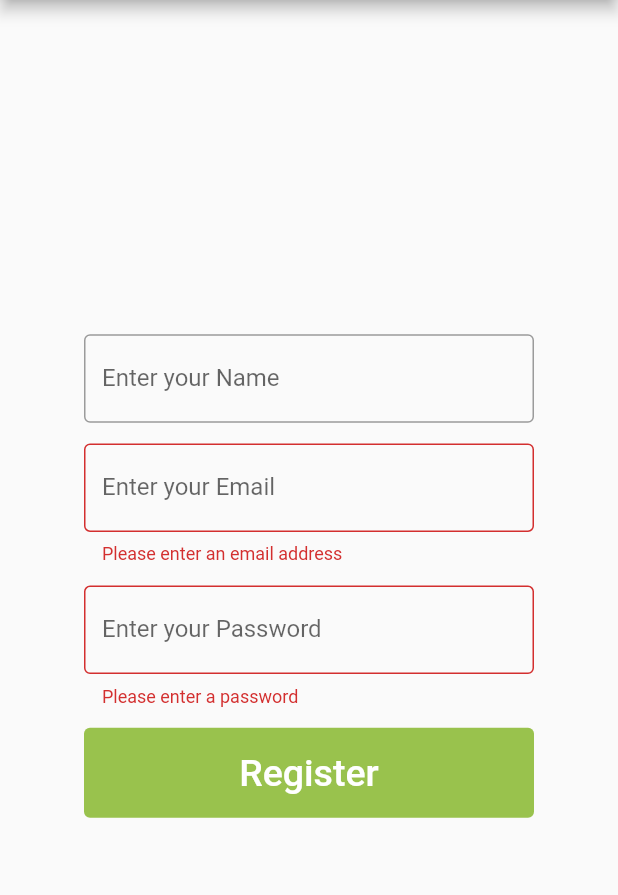
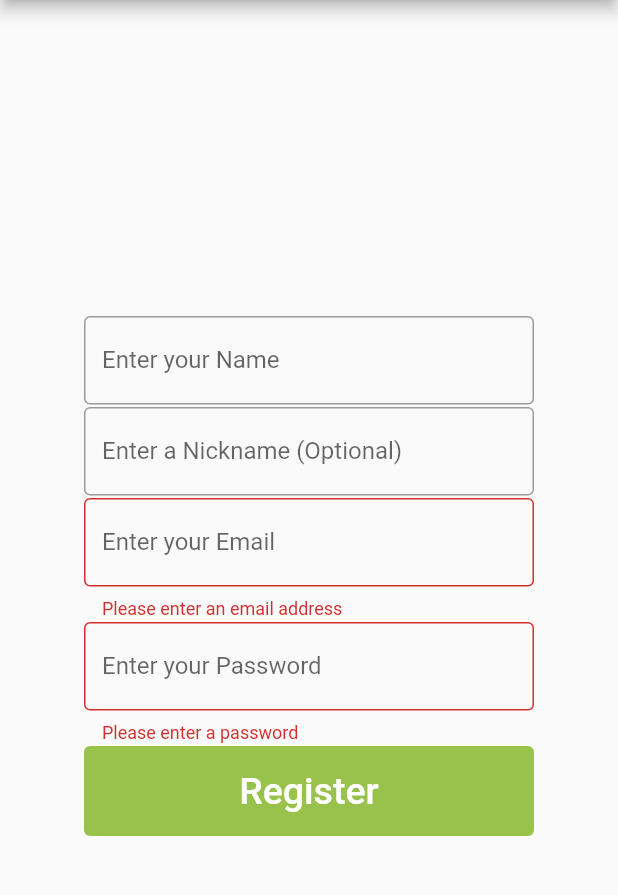
Before and after one commit to rflett/jui, a Flutter app: the RegisterPage screen opened by its route, after a tap on "Register", on a phone screen of 412 x 824 dp, the part 84-979 px from its top. Run offline on Flutter 3.47's test engine with Material 2 defaults, Android fonts, the phone set to English and light mode, and no system bars; our stand-ins replace flutter_secure_storage, shared_preferences; accounts and stored records are empty; generated files the repository leaves out were written again; network calls fail.

```diff
--- a/lib/models/response/account/login_response.dart
+++ b/lib/models/dto/response/account/login_response.dart
@@ -1,5 +1,5 @@
 import 'package:json_annotation/json_annotation.dart';
-import 'package:jui/models/response/user/user.dart';
+import 'package:jui/models/dto/response/user/user.dart';
 
 part 'login_response.g.dart';
 
--- /dev/null
+++ b/lib/models/dto/response/problem_response.dart
@@ -0,0 +1,15 @@
+import 'package:json_annotation/json_annotation.dart';
+
+part 'problem_response.g.dart';
+
+@JsonSerializable()
+class ProblemResponse {
+  final String message;
+
+  ProblemResponse(this.message);
+
+  factory ProblemResponse.fromJson(Map<String, dynamic> json) =>
+      _$ProblemResponseFromJson(json);
+
+  Map<String, dynamic> toJson() => _$ProblemResponseToJson(this);
+}
--- a/lib/models/response/user/user.dart
+++ b/lib/models/dto/response/user/user.dart
@@ -1,4 +1,5 @@
 import 'package:json_annotation/json_annotation.dart';
+import 'package:jui/models/dto/shared/vote.dart';
 
 part 'user.g.dart';
 
@@ -14,8 +15,8 @@ class UserResponse {
   final String authProvider;
   final String authProviderId;
   final String? avatarUrl;
-  final String? votes;
-  final String? updatedAt;
+  final List<Vote>? votes;
+  final DateTime? updatedAt;
 
   UserResponse(
       this.userID,
--- a/lib/server/base/api_request.dart
+++ b/lib/server/base/api_request.dart
@@ -2,7 +2,7 @@ import 'dart:convert';
 import 'dart:io';
 
 import 'package:http/http.dart';
-import 'package:jui/models/response/problem_response.dart';
+import 'package:jui/models/dto/response/problem_response.dart';
 
 class ApiRequest {
   // Used to handle, deserialize and throw deserialized error objects back to the caller
--- a/lib/view/pages/account/login_page.dart
+++ b/lib/view/pages/account/login_page.dart
@@ -1,7 +1,7 @@
 import 'package:flutter/material.dart';
 import 'package:jui/constants/colors.dart';
-import 'package:jui/models/request/login_request.dart';
-import 'package:jui/models/response/problem_response.dart';
+import 'package:jui/models/dto/request/account/signin.dart';
+import 'package:jui/models/dto/response/problem_response.dart';
 import 'package:jui/server/account.dart';
 import 'package:jui/utilities/popups.dart';
 
@@ -76,7 +76,7 @@ class _LoginPageState extends State<LoginPage> {
   onLoginClicked() async {
     if (_formKey.currentState?.validate() == true) {
       // Form was filled out, attempt login
-      var requestData = LoginRequest(this._email, this._password);
+      var requestData = SignInRequest(this._email, this._password);
       try {
         var name = await Account.login(requestData);
         ScaffoldMessenger.of(context)
--- a/lib/view/pages/account/register_page.dart
+++ b/lib/view/pages/account/register_page.dart
@@ -1,7 +1,7 @@
 import 'package:flutter/material.dart';
 import 'package:jui/constants/colors.dart';
-import 'package:jui/models/request/registration_request.dart';
-import 'package:jui/models/response/problem_response.dart';
+import 'package:jui/models/dto/request/account/signup.dart';
+import 'package:jui/models/dto/response/problem_response.dart';
 import 'package:jui/server/account.dart';
 import 'package:jui/utilities/popups.dart';
 
@@ -12,6 +12,7 @@ class RegisterPage extends StatefulWidget {
 
 class _RegisterPageState extends State<RegisterPage> {
   String _username = "";
+  String? _nickname = "";
   String _email = "";
   String _password = "";
 
@@ -50,6 +51,13 @@ class _RegisterPageState extends State<RegisterPage> {
                         border: OutlineInputBorder()),
                   ),
                   TextFormField(
+                    onChanged: (val) => _nickname = val,
+                    keyboardType: TextInputType.text,
+                    decoration: const InputDecoration(
+                        labelText: "Enter a Nickname (Optional)",
+                        border: OutlineInputBorder()),
+                  ),
+                  TextFormField(
                     onChanged: (val) => _email = val,
                     keyboardType: TextInputType.emailAddress,
                     validator: validateEmail,
@@ -85,8 +93,11 @@ class _RegisterPageState extends State<RegisterPage> {
   onRegisterClicked() async {
     if (_formKey.currentState?.validate() == true) {
       // Form was filled out, attempt login
-      var requestData =
-          RegistrationRequest(this._username, this._email, this._password);
+      var normalisedNickname =
+          this._nickname?.isNotEmpty ?? false ? this._nickname : this._username;
+
+      var requestData = SignUpRequest(
+          this._username, normalisedNickname!, this._email, this._password);
       try {
         var name = await Account.register(requestData);
         ScaffoldMessenger.of(context).showSnackBar(
```
Also changed, not shown: lib/models/dto/request/user/remove_vote.dart (added, +18 -0 lines), lib/models/dto/shared/vote.dart (added, +23 -0 lines), lib/models/dto/shared/vote_artwork.dart (added, +17 -0 lines), lib/server/account.dart (+11 -15 lines), lib/utilities/popups.dart (+7 -50 lines), lib/models/dto/request/account/signin.dart (renamed from lib/models/request/account/signin.dart), lib/models/dto/request/account/signup.dart (renamed from lib/models/request/account/signup.dart), lib/models/dto/request/group/create_update_group.dart (renamed from lib/models/request/group/create_update_group.dart), lib/models/dto/request/group/join_group.dart (renamed from lib/models/request/group/join_group.dart), lib/models/dto/request/user/device/deregister_device.dart (renamed from lib/models/request/user/device/deregister_device.dart), lib/models/dto/request/user/device/register_device.dart (renamed from lib/models/request/user/device/register_device.dart), lib/models/dto/request/user/update_user.dart (renamed from lib/models/request/user/update_user.dart), lib/models/dto/response/group/group_response.dart (renamed from lib/models/response/group/group_response.dart).
